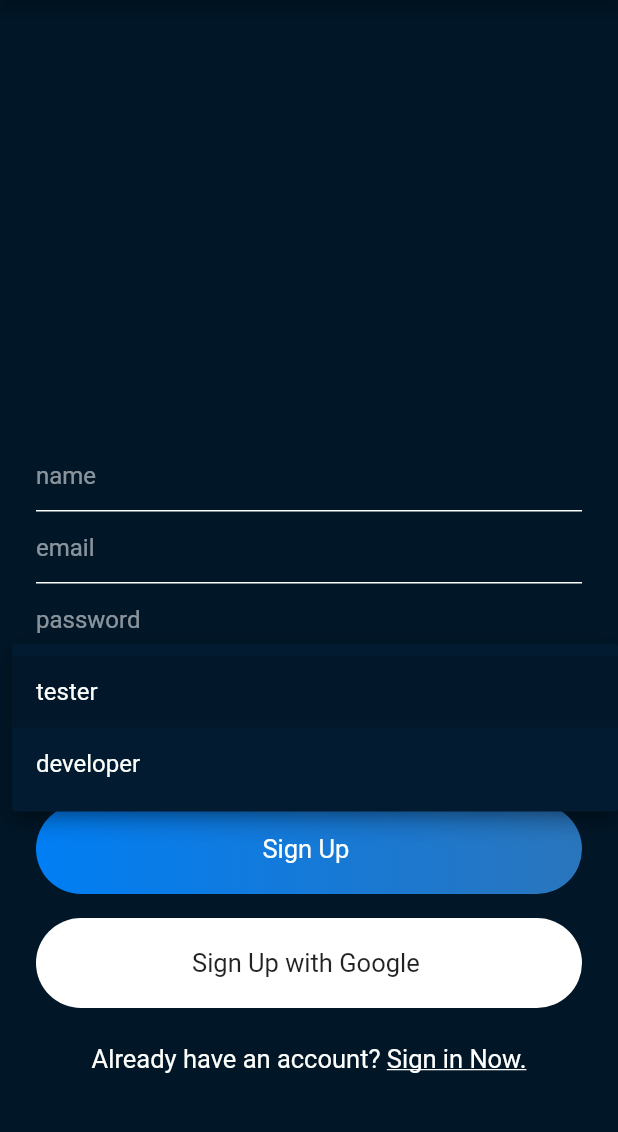
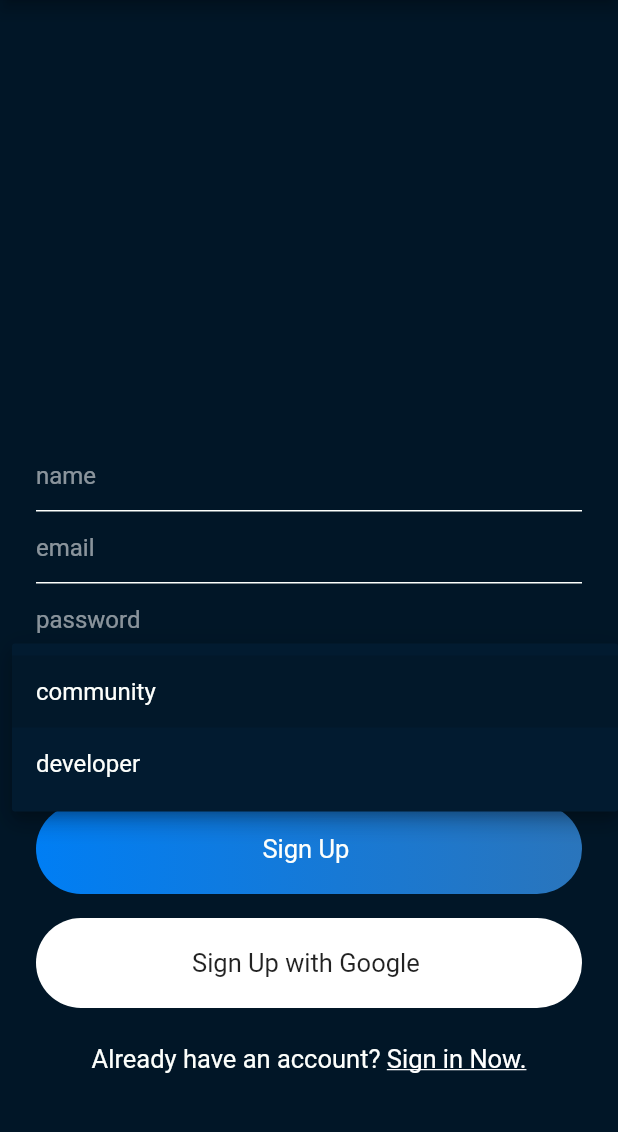
Before and after one commit to TealeM/AccessGranted, a Flutter app: the screen it shows after launch, after a tap on "Sign In", after a tap on "Register Now.", after a tap on "register as", on a phone screen of 412 x 824 dp, the part 84-1216 px from its top. Run offline on Flutter 3.47's test engine with Material 2 defaults, Android fonts, the phone set to English and light mode, and no system bars; our stand-ins replace cloud_firestore, firebase_auth, firebase_core, shared_preferences; accounts and stored records are empty; network calls fail.

Commit message:
Community refactor

```diff
--- a/lib/helper/constants.dart
+++ b/lib/helper/constants.dart
@@ -2,7 +2,7 @@ class Constants{
 
   static String myName = "";
 
-  static const String NORMAL_USER = "tester";
+  static const String COMMUNITY_USER = "community";
   static const String DEV_USER = "developer";
 
   //contains all colors for the app.
--- a/lib/services/database.dart
+++ b/lib/services/database.dart
@@ -13,10 +13,10 @@ class DatabaseMethods{
 
 
   doSearch(String username) async{
-    String userType = Constants.NORMAL_USER;
+    String userType = Constants.COMMUNITY_USER;
     Map opponents = {
-      Constants.NORMAL_USER : Constants.DEV_USER,
-      Constants.DEV_USER : Constants.NORMAL_USER
+      Constants.COMMUNITY_USER : Constants.DEV_USER,
+      Constants.DEV_USER : Constants.COMMUNITY_USER
     };
     await HelperFunctions.getUserTypeSharedPreference().then((_userType) {
       if(_userType != null){
--- a/lib/views/signup.dart
+++ b/lib/views/signup.dart
@@ -108,7 +108,7 @@ class _SignUpState extends State<SignUp> {
                           validator: (val){
                             return val == null ?  "Please choose an option" : null;
                           },
-                          items: [Constants.NORMAL_USER, Constants.DEV_USER].map((userType) => DropdownMenuItem(
+                          items: [Constants.COMMUNITY_USER, Constants.DEV_USER].map((userType) => DropdownMenuItem(
                             child: Text(userType.toString()),
                             value: userType,
                           )).toList(),
```
